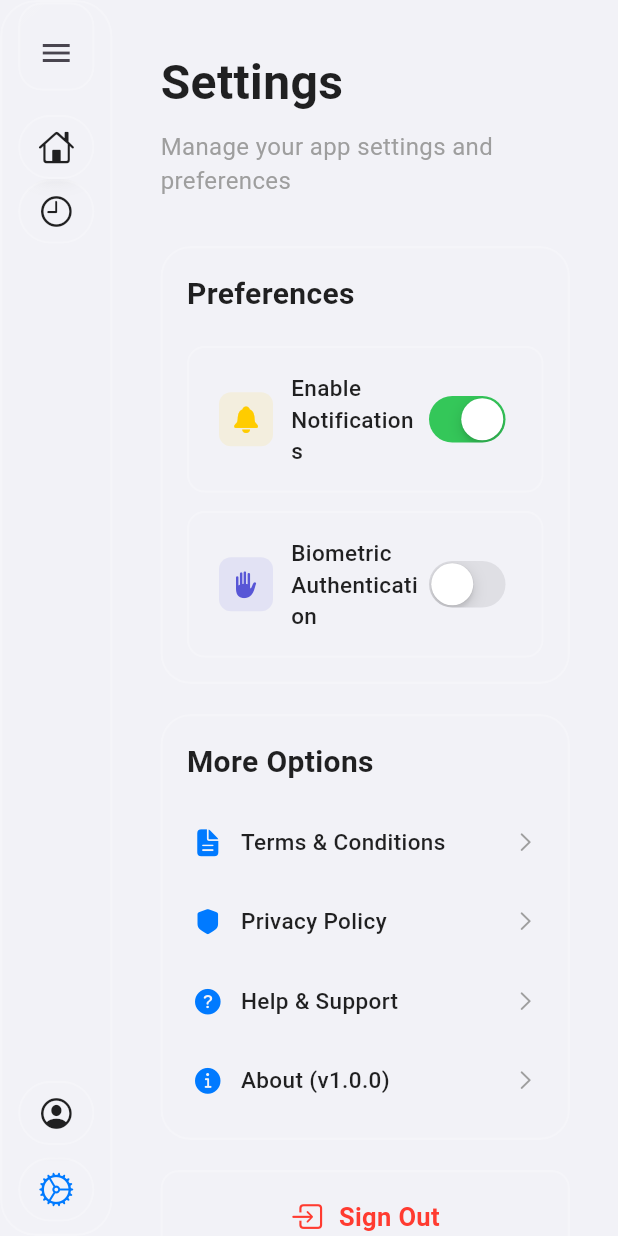
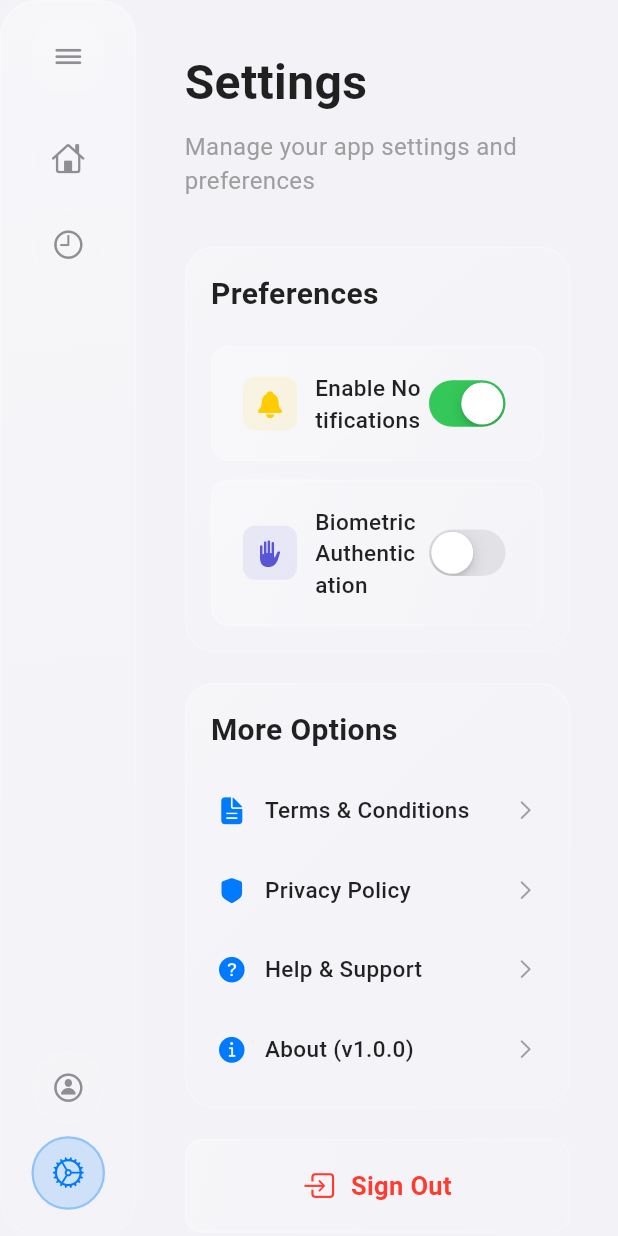
Before and after one commit to SahilKumar75/pure_health, a Flutter app: the SettingsPage screen opened by its route, on a phone screen of 412 x 824 dp. Run offline on Flutter 3.47's test engine with Material 3 defaults, Android fonts, the phone set to English and light mode, and no system bars; our stand-ins replace flutter_map, geolocator, go_router, latlong2; Roboto replaces fonts that are missing (SF Pro).

Commit message:
VerticalFloatingCard added

```diff
--- a/lib/widgets/custom_sidebar.dart
+++ b/lib/widgets/custom_sidebar.dart
@@ -30,9 +30,7 @@ class _CustomSidebarState extends State<CustomSidebar> {
     } else if (index == 3) {
       GoRouter.of(context).go('/settings');
     }
-    if (widget.onItemSelected != null) {
     widget.onItemSelected(index);
-    }
   }
 
   Widget _buildNavItem({
@@ -41,25 +39,41 @@ class _CustomSidebarState extends State<CustomSidebar> {
     required int index,
   }) {
     final isSelected = widget.selectedIndex == index;
-    return Material(
+    return Padding(
+      padding: const EdgeInsets.symmetric(horizontal: 8.0, vertical: 4.0),
+      child: Material(
         color: Colors.transparent,
         child: InkWell(
-        customBorder: isExpanded ? null : const CircleBorder(),
+          customBorder: RoundedRectangleBorder(
+            borderRadius: BorderRadius.circular(isExpanded ? 16 : 32),
+          ),
           onTap: () => _handleNavigation(index),
-        child: GlassContainer(
-          borderRadius: BorderRadius.circular(isExpanded ? 16 : 32),
-          blur: 10,
-          opacity: 0.22,
+          child: Container(
             padding: EdgeInsets.symmetric(
               horizontal: isExpanded ? 16.0 : 12.0,
-            vertical: 8.0,
+              vertical: 12.0,
+            ),
+            decoration: BoxDecoration(
+              color: isSelected
+                  ? CupertinoColors.activeBlue.withOpacity(0.15)
+                  : Colors.white.withOpacity(0.05),
+              borderRadius: BorderRadius.circular(isExpanded ? 16 : 32),
+              border: Border.all(
+                color: isSelected
+                    ? CupertinoColors.activeBlue.withOpacity(0.3)
+                    : Colors.white.withOpacity(0.1),
+                width: 1.5,
+              ),
             ),
             child: isExpanded
                 ? Row(
                     children: [
                       Icon(
                         icon,
-                      color: isSelected ? CupertinoColors.activeBlue : null,
+                        color: isSelected
+                            ? CupertinoColors.activeBlue
+                            : CupertinoColors.systemGrey,
+                        size: 22,
                       ),
                       const SizedBox(width: 12),
                       Expanded(
@@ -68,7 +82,10 @@ class _CustomSidebarState extends State<CustomSidebar> {
                           style: TextStyle(
                             color: isSelected
                                 ? CupertinoColors.activeBlue
-                              : Colors.black,
+                                : CupertinoColors.label,
+                            fontWeight: isSelected
+                                ? FontWeight.w600
+                                : FontWeight.w400,
                           ),
                         ),
                       ),
@@ -76,7 +93,11 @@ class _CustomSidebarState extends State<CustomSidebar> {
                   )
                 : Icon(
                     icon,
-                  color: isSelected ? CupertinoColors.activeBlue : null,
+                    color: isSelected
+                        ? CupertinoColors.activeBlue
+                        : CupertinoColors.systemGrey,
+                    size: 22,
+                  ),
           ),
         ),
       ),
@@ -89,51 +110,61 @@ class _CustomSidebarState extends State<CustomSidebar> {
       borderRadius: BorderRadius.circular(24),
       blur: 16,
       opacity: 0.18,
-      padding: EdgeInsets.zero,
+      padding: const EdgeInsets.symmetric(vertical: 12, horizontal: 8),
       child: AnimatedContainer(
         duration: const Duration(milliseconds: 300),
         curve: Curves.easeInOut,
         width: isExpanded ? 200 : 72,
         child: Column(
           children: [
-            // Menu button with label when expanded
-            GlassContainer(
+            // Menu button
+            Padding(
+              padding: const EdgeInsets.only(bottom: 8.0),
+              child: Material(
+                color: Colors.transparent,
+                child: InkWell(
+                  customBorder: RoundedRectangleBorder(
                     borderRadius: BorderRadius.circular(16),
-              blur: 12,
-              opacity: 0.22,
-              padding: const EdgeInsets.only(top: 8.0),
-              child: isExpanded
-                  ? Row(
-                      children: [
-                        IconButton(
-                          icon: Icon(Icons.menu_open),
-                          tooltip: 'Menu',
-                          onPressed: () {
+                  ),
+                  onTap: () {
                     setState(() {
                       isExpanded = !isExpanded;
                     });
                   },
+                  child: Container(
+                    padding: const EdgeInsets.all(12),
+                    decoration: BoxDecoration(
+                      color: Colors.white.withOpacity(0.08),
+                      borderRadius: BorderRadius.circular(16),
+                    ),
+                    child: isExpanded
+                        ? Row(
+                            children: [
+                              Icon(
+                                CupertinoIcons.sidebar_left,
+                                color: CupertinoColors.systemGrey,
                               ),
                               const SizedBox(width: 12),
                               Expanded(
                                 child: Text(
-                            'Sidebar',
-                            style: Theme.of(context).textTheme.titleMedium,
+                                  'Menu',
+                                  style: TextStyle(
+                                    fontWeight: FontWeight.w600,
+                                    color: CupertinoColors.label,
+                                  ),
                                 ),
                               ),
                             ],
                           )
-                  : IconButton(
-                      icon: Icon(Icons.menu),
-                      tooltip: 'Menu',
-                      onPressed: () {
-                        setState(() {
-                          isExpanded = !isExpanded;
-                        });
-                      },
+                        : Icon(
+                            CupertinoIcons.bars,
+                            color: CupertinoColors.systemGrey,
                           ),
                   ),
-            const SizedBox(height: 16),
+                ),
+              ),
+            ),
+            const SizedBox(height: 8),
             // Home button
             _buildNavItem(
               icon: CupertinoIcons.home,
@@ -148,18 +179,15 @@ class _CustomSidebarState extends State<CustomSidebar> {
             ),
             const Spacer(),
             // Bottom buttons
-            Padding(
-              padding: const EdgeInsets.only(bottom: 8.0),
-              child: Column(
+            Column(
               mainAxisSize: MainAxisSize.min,
               children: [
                 // Profile button
                 _buildNavItem(
-                    icon: CupertinoIcons.profile_circled,
+                  icon: CupertinoIcons.person_circle,
                   label: 'Profile',
                   index: 1,
                 ),
-                  const SizedBox(height: 8),
                 // Settings button
                 _buildNavItem(
                   icon: CupertinoIcons.settings,
@@ -168,7 +196,6 @@ class _CustomSidebarState extends State<CustomSidebar> {
                 ),
               ],
             ),
-            ),
           ],
         ),
       ),
--- a/lib/widgets/glass_container.dart
+++ b/lib/widgets/glass_container.dart
@@ -26,20 +26,27 @@ class GlassContainer extends StatelessWidget {
     return ClipRRect(
       borderRadius: borderRadius ?? BorderRadius.circular(20),
       child: BackdropFilter(
-        filter: ImageFilter.blur(sigmaX: blur, sigmaY: blur),
+        filter: ImageFilter.blur(
+          sigmaX: blur,
+          sigmaY: blur,
+          tileMode: TileMode.clamp,
+        ),
         child: Container(
           padding: padding ?? const EdgeInsets.all(16),
           decoration: BoxDecoration(
-            color: color ?? Colors.white.withOpacity(opacity),
-            gradient: gradient ??
-                LinearGradient(
-                  begin: Alignment.topLeft,
-                  end: Alignment.bottomRight,
-                  colors: [
-                    Colors.white.withOpacity(0.2),
-                    Colors.white.withOpacity(0.05),
-                  ],
-                ),
+            // Only use gradient if color is not provided
+            color: color,
+            gradient: color == null
+                ? (gradient ??
+                    LinearGradient(
+                      begin: Alignment.topLeft,
+                      end: Alignment.bottomRight,
+                      colors: [
+                        Colors.white.withOpacity(opacity * 2),
+                        Colors.white.withOpacity(opacity * 0.5),
+                      ],
+                    ))
+                : null,
             borderRadius: borderRadius ?? BorderRadius.circular(20),
             border: Border.all(
               color: Colors.white.withOpacity(0.2),
```
Also changed, not shown: lib/features/home/presentation/pages/home_page.dart (+25 -17 lines), lib/widgets/custom_map_widget.dart (+6 -2 lines), lib/widgets/vertical_floating_card.dart (added, +314 -0 lines). Lines whose indentation alone changed are shown as unchanged.
